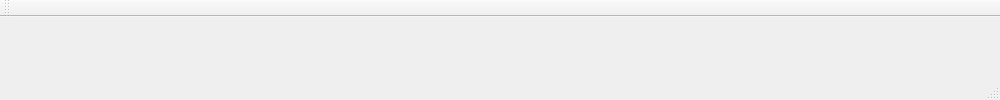
Old version of the form ImageP/ui/main_ui.ui in the repository linuslau/ImageP.
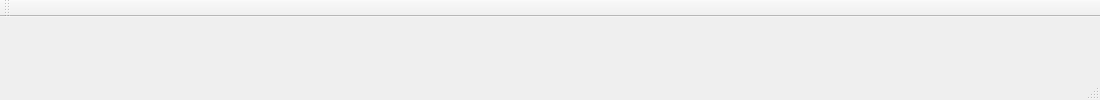
New version of the form.

Commit message: Make UI length longer looks better

Diff of the .ui file:
```diff
--- a/ImageP/ui/main_ui.ui
+++ b/ImageP/ui/main_ui.ui
@@ -6,7 +6,7 @@
    <rect>
     <x>0</x>
     <y>0</y>
-    <width>1000</width>
+    <width>1100</width>
     <height>100</height>
    </rect>
   </property>
```
Left out of the diff: 2 changed lines with no effect on the pictures. The commit also changes 1 other file.
